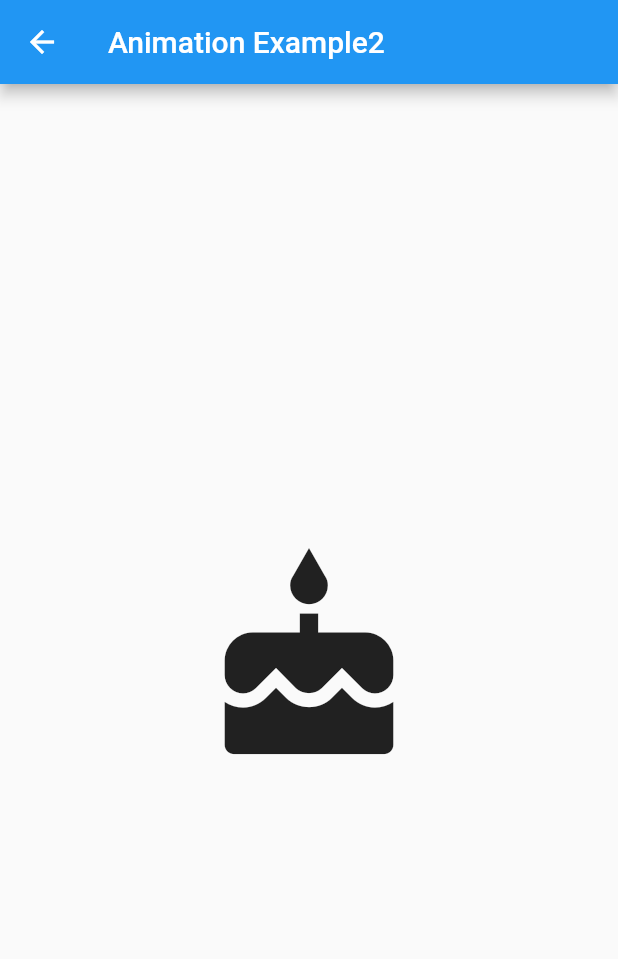
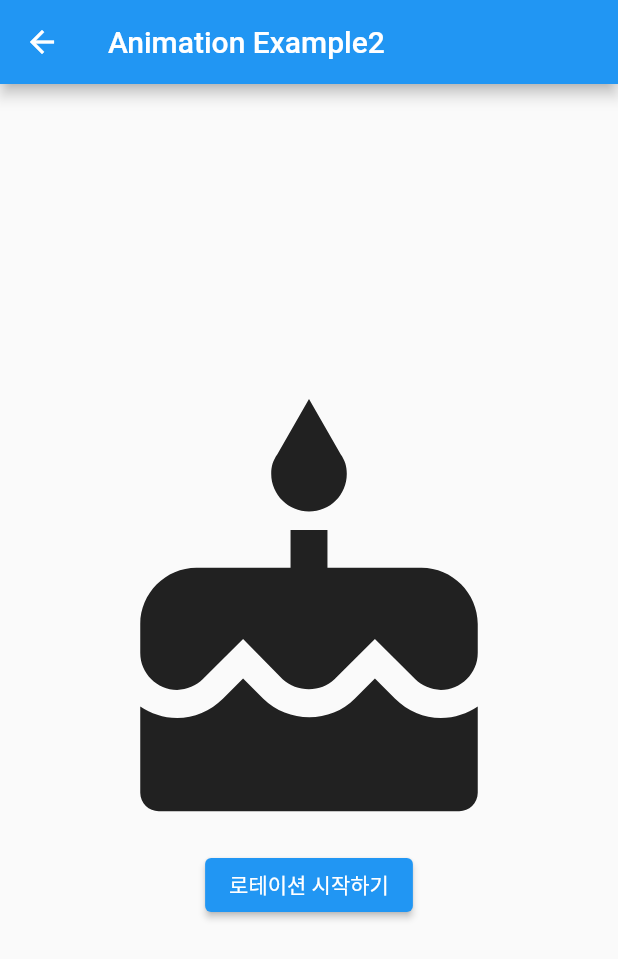
Before and after one commit to rival6821/flutter_book, a Flutter app: the SecondPage screen opened directly, on a phone screen of 412 x 824 dp. Shown: the top 959 px of the screen. Run offline on Flutter 3.47's test engine with Material 2 defaults, Android fonts, the phone set to English and light mode, and no system bars; our stand-ins replace dio.

Commit message:
animation

```diff
--- a/animation_example/lib/secondPage.dart
+++ b/animation_example/lib/secondPage.dart
@@ -1,3 +1,5 @@
+import 'dart:math';
+
 import 'package:flutter/material.dart';
 
 class SecondPage extends StatefulWidget {
@@ -7,7 +9,32 @@ class SecondPage extends StatefulWidget {
   _SecondPage createState() => _SecondPage();
 }
 
-class _SecondPage extends State<SecondPage> {
+class _SecondPage extends State<SecondPage>
+    with SingleTickerProviderStateMixin {
+  AnimationController? _animationController;
+  Animation? _rotateAnimation;
+  Animation? _scaleAnimation;
+  Animation? _transAnimation;
+
+  @override
+  void initState() {
+    super.initState();
+    _animationController =
+        AnimationController(vsync: this, duration: Duration(seconds: 5));
+    _rotateAnimation =
+        Tween<double>(begin: 0, end: pi * 10).animate(_animationController!);
+    _scaleAnimation =
+        Tween<double>(begin: 1, end: 0).animate(_animationController!);
+    _transAnimation = Tween<Offset>(begin: Offset(0, 0), end: Offset(200, 200))
+        .animate(_animationController!);
+  }
+
+  @override
+  void dispose() {
+    _animationController?.dispose();
+    super.dispose();
+  }
+
   @override
   Widget build(BuildContext context) {
     return Scaffold(
@@ -16,12 +43,33 @@ class _SecondPage extends State<SecondPage> {
         child: Center(
             child: Column(
           children: [
-            Hero(
+            AnimatedBuilder(
+              animation: _rotateAnimation!,
+              builder: (context, widget) {
+                return Transform.translate(
+                  offset: _transAnimation!.value,
+                  child: Transform.rotate(
+                    angle: _rotateAnimation!.value,
+                    child: Transform.scale(
+                      scale: _scaleAnimation!.value,
+                      child: widget,
+                    ),
+                  ),
+                );
+              },
+              child: Hero(
                 tag: 'detail',
                 child: Icon(
                   Icons.cake,
-                  size: 150,
-                )),
+                  size: 300,
+                ),
+              ),
+            ),
+            ElevatedButton(
+                onPressed: () {
+                  _animationController!.forward();
+                },
+                child: Text('로테이션 시작하기'))
           ],
           mainAxisAlignment: MainAxisAlignment.center,
         )),
```
